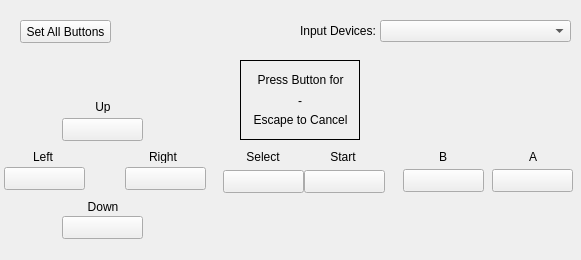
Qt form src/controller_widget.ui (tineras/TinerasNES_Reworked) before a commit.
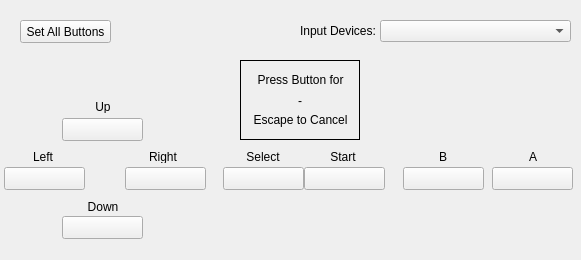
The same form after that commit.

Commit message: Fix offset buttons in the controller widget.

The edit to the form file:
```diff
--- a/src/controller_widget.ui
+++ b/src/controller_widget.ui
@@ -354,7 +354,7 @@
    <property name="geometry">
     <rect>
      <x>223</x>
-     <y>170</y>
+     <y>167</y>
      <width>81</width>
      <height>23</height>
     </rect>
@@ -370,7 +370,7 @@
    <property name="geometry">
     <rect>
      <x>304</x>
-     <y>170</y>
+     <y>167</y>
      <width>81</width>
      <height>23</height>
     </rect>
@@ -386,7 +386,7 @@
    <property name="geometry">
     <rect>
      <x>403</x>
-     <y>169</y>
+     <y>167</y>
      <width>81</width>
      <height>23</height>
     </rect>
@@ -405,7 +405,7 @@
    <property name="geometry">
     <rect>
      <x>492</x>
-     <y>169</y>
+     <y>167</y>
      <width>81</width>
      <height>23</height>
     </rect>
```
